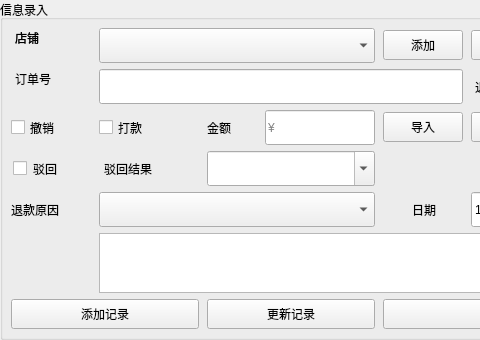
First picture: the form in input_panel.ui, repository 244727418/shouhou, before the edit; both pictures show x 0 to 480 and y 0 to 340 of the 700 by 340 pixel window.
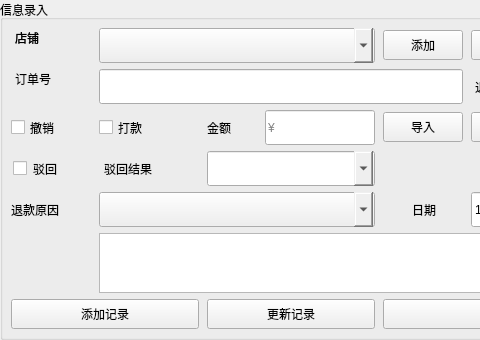
Second picture: the form after the edit.

```diff
--- a/input_panel.ui
+++ b/input_panel.ui
@@ -64,6 +64,9 @@
        <height>35</height>
       </size>
      </property>
+     <property name="styleSheet">
+      <string notr="true">padding: 6px 12px; border: 1px solid #CBD5E0; border-radius: 8px; background-color: #ffffff; font-size: 12px; color: #2D3748; QComboBox::drop-down { border: none; } QComboBox::down-arrow { image: none; border-left: 4px solid transparent; border-right: 4px solid transparent; border-top: 6px solid #718096; width: 0; height: 0; } QComboBox::down-arrow:on { border-top: 6px solid #4A5568; }</string>
+     </property>
     </widget>
    </item>
    <item row="0" column="4">
@@ -307,6 +310,9 @@
      <property name="editable">
       <bool>true</bool>
      </property>
+     <property name="styleSheet">
+      <string notr="true">padding: 6px 12px; border: 1px solid #CBD5E0; border-radius: 8px; background-color: #ffffff; font-size: 12px; color: #2D3748; QComboBox::drop-down { border: none; } QComboBox::down-arrow { image: none; border-left: 4px solid transparent; border-right: 4px solid transparent; border-top: 6px solid #718096; width: 0; height: 0; } QComboBox::down-arrow:on { border-top: 6px solid #4A5568; }</string>
+     </property>
     </widget>
    </item>
    
@@ -332,6 +338,9 @@
        <height>35</height>
       </size>
      </property>
+     <property name="styleSheet">
+      <string notr="true">padding: 6px 12px; border: 1px solid #CBD5E0; border-radius: 8px; background-color: #ffffff; font-size: 12px; color: #2D3748; QComboBox::drop-down { border: none; } QComboBox::down-arrow { image: none; border-left: 4px solid transparent; border-right: 4px solid transparent; border-top: 6px solid #718096; width: 0; height: 0; } QComboBox::down-arrow:on { border-top: 6px solid #4A5568; }</string>
+     </property>
     </widget>
    </item>
    <item row="4" column="4">
```
